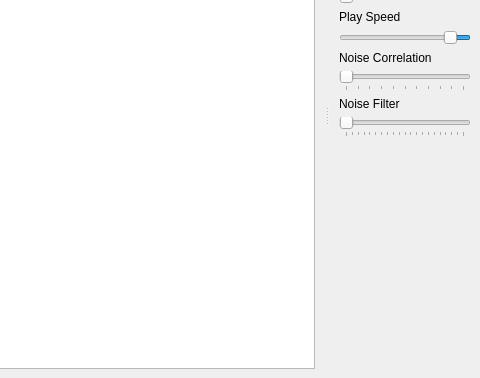
First picture: the form in mainwindow.ui, repository Artemia76/EasyMorse, before the edit; both pictures show x 346 to 826 and y 165 to 543 of the 826 by 543 pixel window.
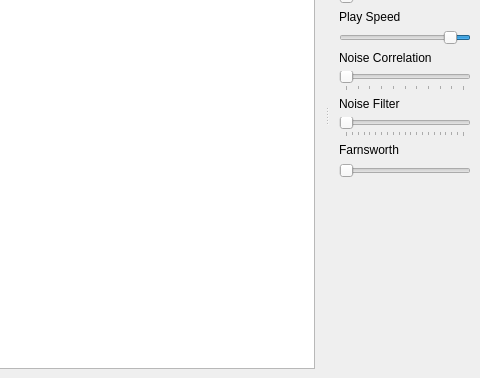
Second picture: the form after the edit. Icons and pictures are not drawn.

Commit message: add space between letter function

```diff
--- a/mainwindow.ui
+++ b/mainwindow.ui
@@ -658,6 +658,20 @@
        </property>
       </widget>
      </item>
+     <item>
+      <widget class="QLabel" name="label_7">
+       <property name="text">
+        <string>Farnsworth</string>
+       </property>
+      </widget>
+     </item>
+     <item>
+      <widget class="QSlider" name="horizontalSlider">
+       <property name="orientation">
+        <enum>Qt::Horizontal</enum>
+       </property>
+      </widget>
+     </item>
      <item>
       <spacer name="verticalSpacer">
        <property name="orientation">
```
The commit also changes 1 other file.
